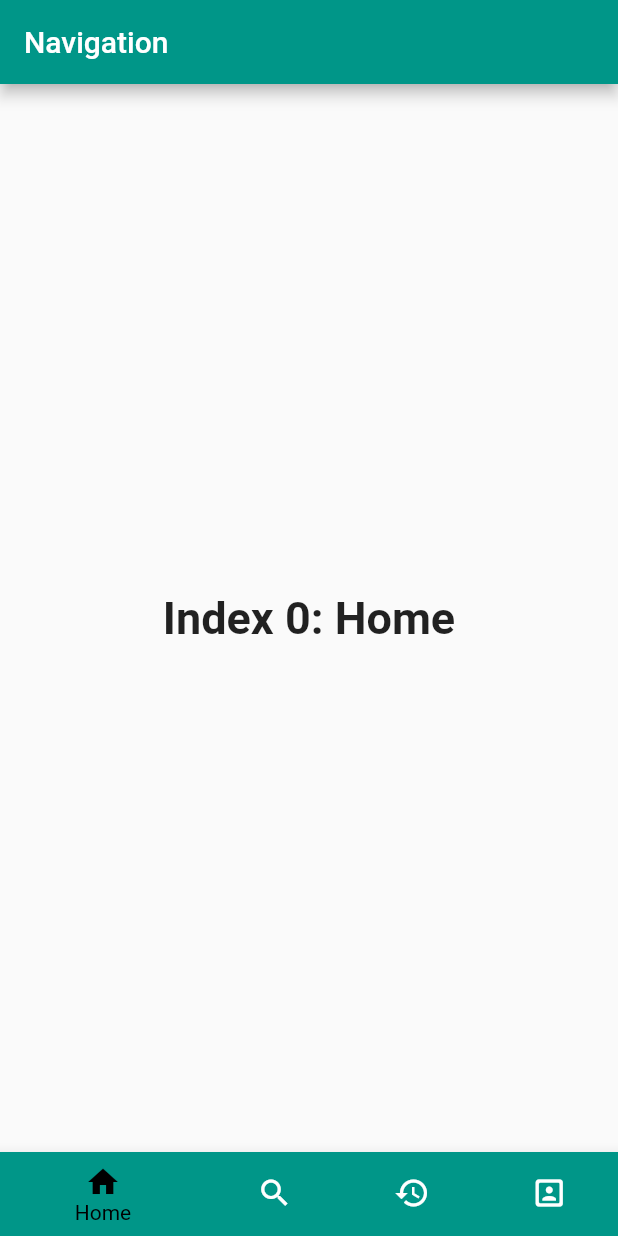
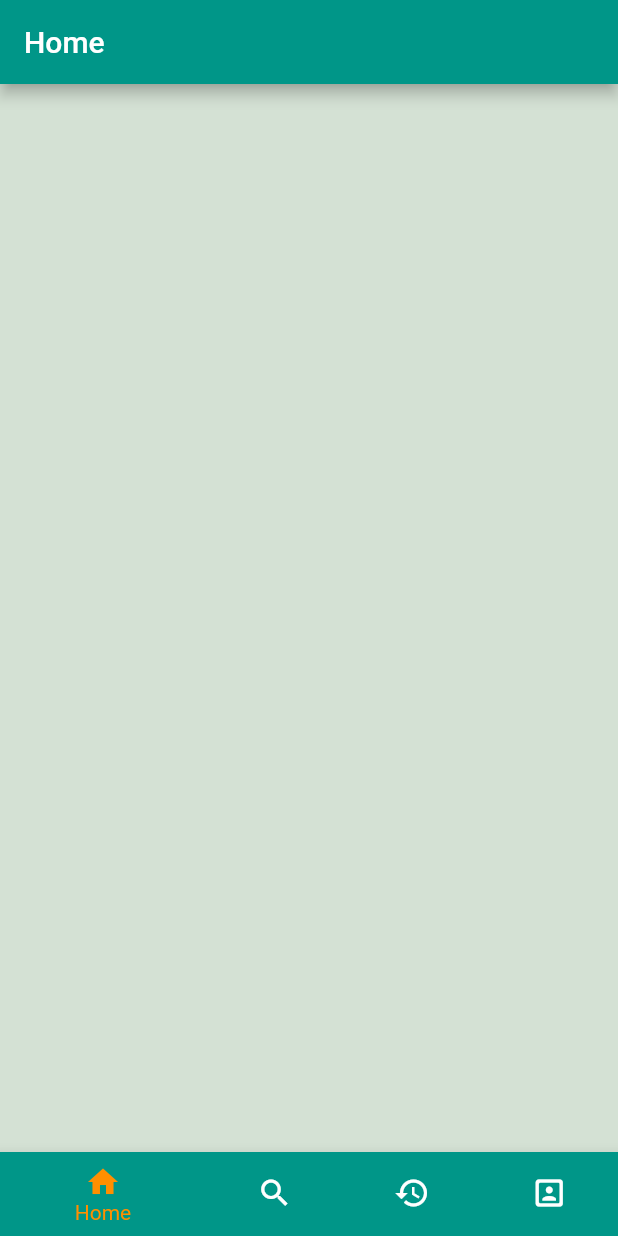
Before and after one commit to Emanuel-Ordonez/Book_Loaning_App, a Flutter app: the screen it shows after launch, on a phone screen of 412 x 824 dp. Run offline on Flutter 3.47's test engine with Material 2 defaults, Android fonts, the light colour scheme and no system bars.

Commit message:
update to navigation bar

```diff
--- a/lib/myapp.dart
+++ b/lib/myapp.dart
@@ -1,9 +1,8 @@
 import 'package:flutter/material.dart';
-import 'package:mannys_app/navigation/components/profilePage.dart';
-
 // ignore: unused_import
 import 'login/login.dart';
 import 'navigation/navigation.dart';
+import '/navigation/components/profilePage.dart';
 
 class MyApp extends StatelessWidget {
   // This widget is the root of your application.
--- a/lib/navigation/navigation.dart
+++ b/lib/navigation/navigation.dart
@@ -1,5 +1,6 @@
 import 'package:flutter/foundation.dart';
 import 'package:flutter/material.dart';
+import 'package:mannys_app/navigation/components/profilePage.dart';
 
 class NavigationPage extends StatefulWidget {
   NavigationPage({Key? key, required this.title}) : super(key: key);
@@ -20,31 +21,35 @@ class NavigationPage extends StatefulWidget {
 }
 
 class _NavigationPageState extends State<NavigationPage> {
+  String navigationTitle = 'Home';
   int _selectedIndex = 0;
-  static const TextStyle optionStyle =
-      TextStyle(fontSize: 30, fontWeight: FontWeight.bold);
-  static const List<Widget> _widgetOptions = <Widget>[
-    Text(
-      'Index 0: Home',
-      style: optionStyle,
+
+  static List<Widget> _widgetOptions = <Widget>[
+    Container(
+      color: Color.fromARGB(65, 100, 150, 100),
     ),
-    Text(
-      'Index 1: Search',
-      style: optionStyle,
+    Container(
+      color: Color.fromARGB(65, 100, 150, 100),
     ),
-    Text(
-      'Index 2: History',
-      style: optionStyle,
+    Container(
+      color: Color.fromARGB(65, 100, 150, 100),
     ),
-    Text(
-      'Index 3: Profile',
-      style: optionStyle,
+    Container(
+      color: Color.fromARGB(65, 100, 150, 100),
+      child: profilePage(),
     ),
   ];
 
   void _onItemTapped(int index) {
     setState(() {
       _selectedIndex = index;
+      if (index == 0)
+        navigationTitle = 'Home';
+      else if (index == 1)
+        navigationTitle = 'Search';
+      else if (index == 2)
+        navigationTitle = 'History';
+      else if (index == 3) navigationTitle = 'Profile';
     });
   }
 
@@ -57,15 +62,9 @@ class _NavigationPageState extends State<NavigationPage> {
     // fast, so that you can just rebuild anything that needs updating rather
     // than having to individually change instances of widgets.
     return Scaffold(
-      appBar: AppBar(title: Text('Navigation')),
-      body: Center(
-        child: _widgetOptions.elementAt(_selectedIndex)
-      ),
+      appBar: AppBar(title: Text(navigationTitle)),
+      body: Center(child: _widgetOptions.elementAt(_selectedIndex)),
       bottomNavigationBar: BottomNavigationBar(
-        selectedItemColor: Colors.black,
-        onTap: (value) => {
-          _onItemTapped(value)
-          },
         items: const <BottomNavigationBarItem>[
           BottomNavigationBarItem(
             icon: Icon(Icons.home),
@@ -88,6 +87,9 @@ class _NavigationPageState extends State<NavigationPage> {
             backgroundColor: Colors.teal,
           ),
         ],
+        currentIndex: _selectedIndex,
+        selectedItemColor: Colors.amber[800],
+        onTap: _onItemTapped,
       ),
     );
   }
```
Also changed, not shown: lib/navigation/components/profilePage.dart (+4 -39 lines).
